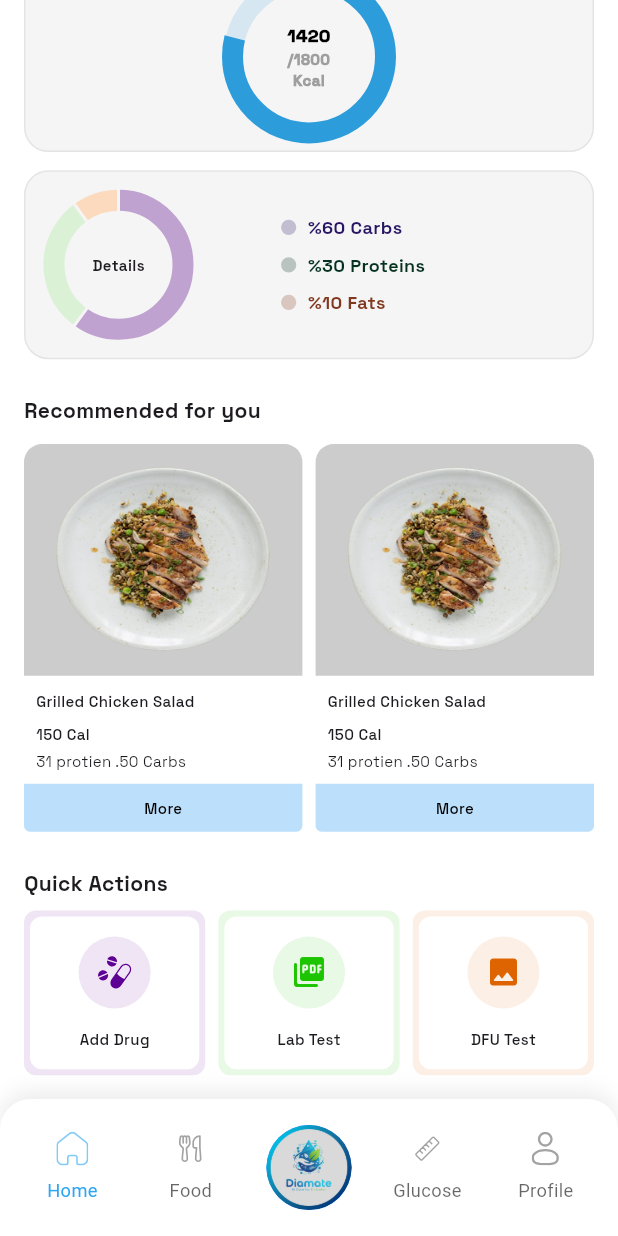
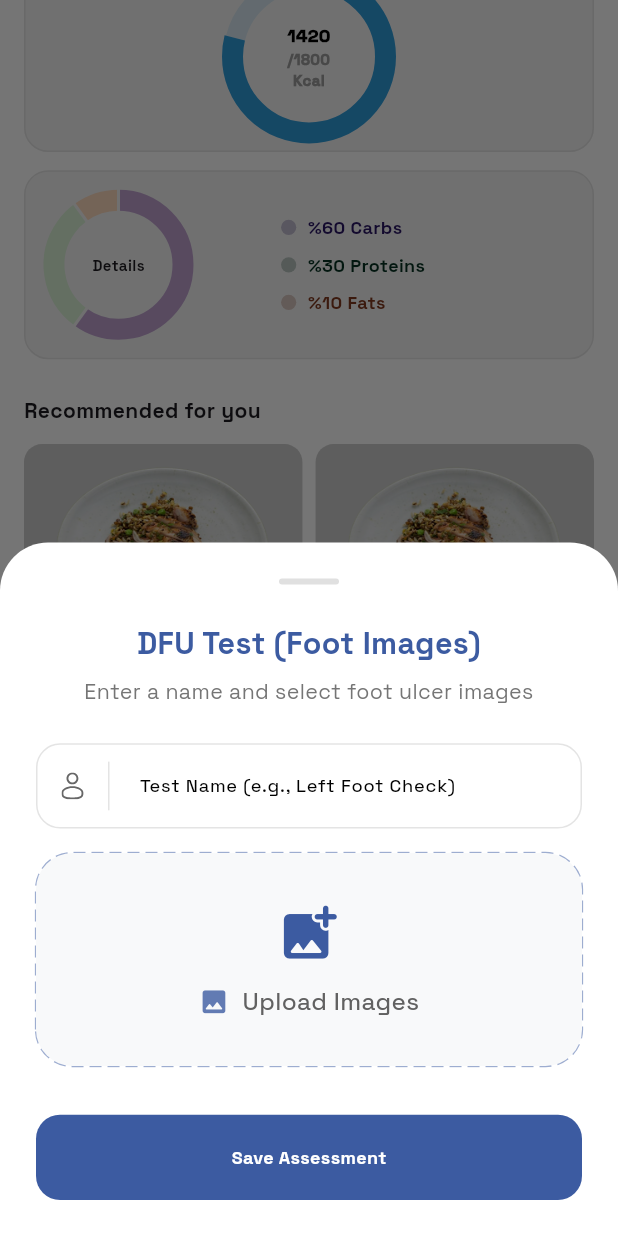
Before and after one commit to AbdelmenamAdel/Diamate, a Flutter app: the MainView screen opened directly, scrolled down 187 dp, after a tap on "DFU Test", on a phone screen of 412 x 824 dp. Run offline on Flutter 3.47's test engine with Material 3 defaults, Android fonts, the phone set to English and light mode, and no system bars; drawn by our look-alikes of fl_chart; our stand-ins replace connectivity_plus, dartz, dio, file_picker, firebase_core, firebase_messaging and 13 more; missing offline and left inert: achievement_view, audio_waveforms, syncfusion_flutter_pdfviewer; accounts and stored records are empty; project files that could hold a hidden picture were left out.

Commit message:
DFU Images add Successfully

```diff
--- /dev/null
+++ b/lib/features/dfu_test/data/models/dfu_test_model.dart
@@ -0,0 +1,21 @@
+import 'package:hive/hive.dart';
+
+part 'dfu_test_model.g.dart';
+
+@HiveType(typeId: 5)
+class DfuTestModel extends HiveObject {
+  @HiveField(0)
+  final String name;
+
+  @HiveField(1)
+  final List<String> imagePaths;
+
+  @HiveField(2)
+  final DateTime addDate;
+
+  DfuTestModel({
+    required this.name,
+    required this.imagePaths,
+    required this.addDate,
+  });
+}
--- /dev/null
+++ b/lib/features/dfu_test/presentation/managers/dfu_test_cubit.dart
@@ -0,0 +1,36 @@
+import 'package:diamate/features/dfu_test/data/models/dfu_test_model.dart';
+import 'package:diamate/features/dfu_test/data/services/dfu_test_local_service.dart';
+import 'package:flutter_bloc/flutter_bloc.dart';
+
+part 'dfu_test_state.dart';
+
+class DfuTestCubit extends Cubit<DfuTestState> {
+  final DfuTestLocalService _localService;
+
+  DfuTestCubit(this._localService) : super(DfuTestInitial());
+
+  Future<void> loadDfuTests() async {
+    emit(DfuTestLoading());
+    try {
+      final tests = await _localService.getDfuTests();
+      tests.sort((a, b) => b.addDate.compareTo(a.addDate));
+      emit(DfuTestLoaded(tests));
+    } catch (e) {
+      emit(DfuTestError(e.toString()));
+    }
+  }
+
+  Future<void> addDfuTest(String name, List<String> imagePaths) async {
+    try {
+      final newTest = DfuTestModel(
+        name: name,
+        imagePaths: imagePaths,
+        addDate: DateTime.now(),
+      );
+      await _localService.addDfuTest(newTest);
+      loadDfuTests();
+    } catch (e) {
+      emit(DfuTestError(e.toString()));
+    }
+  }
+}
--- /dev/null
+++ b/lib/features/dfu_test/presentation/managers/dfu_test_state.dart
@@ -0,0 +1,17 @@
+part of 'dfu_test_cubit.dart';
+
+abstract class DfuTestState {}
+
+class DfuTestInitial extends DfuTestState {}
+
+class DfuTestLoading extends DfuTestState {}
+
+class DfuTestLoaded extends DfuTestState {
+  final List<DfuTestModel> dfuTests;
+  DfuTestLoaded(this.dfuTests);
+}
+
+class DfuTestError extends DfuTestState {
+  final String message;
+  DfuTestError(this.message);
+}
--- /dev/null
+++ b/lib/features/dfu_test/presentation/widgets/upload_dfu_bottom_sheet.dart
@@ -0,0 +1,301 @@
+import 'dart:io';
+import 'dart:ui' as ui;
+import 'package:diamate/constant.dart';
+import 'package:diamate/core/extensions/context_extension.dart';
+import 'package:diamate/core/widgets/custom_achievement_notification.dart';
+import 'package:diamate/core/widgets/custom_button.dart';
+import 'package:diamate/core/widgets/custom_text_form_field.dart';
+import 'package:diamate/features/dfu_test/presentation/managers/dfu_test_cubit.dart';
+import 'package:diamate/core/services/permission_service.dart';
+import 'package:diamate/core/services/services_locator.dart';
+import 'package:image_picker/image_picker.dart';
+import 'package:flutter/material.dart';
+import 'package:flutter_bloc/flutter_bloc.dart';
+import 'package:flutter_screenutil/flutter_screenutil.dart';
+
+class UploadDfuBottomSheet extends StatefulWidget {
+  const UploadDfuBottomSheet({super.key});
+
+  @override
+  State<UploadDfuBottomSheet> createState() => _UploadDfuBottomSheetState();
+}
+
+class _UploadDfuBottomSheetState extends State<UploadDfuBottomSheet> {
+  final TextEditingController _nameController = TextEditingController();
+  final List<String> _imagePaths = [];
+  final ImagePicker _picker = ImagePicker();
+
+  Future<void> _pickImages() async {
+    final granted = await sl<PermissionService>().requestStoragePermission();
+
+    if (!granted) {
+      if (mounted) {
+        ScaffoldMessenger.of(context).showSnackBar(
+          const SnackBar(
+            content: Text("Storage permission is required to select images"),
+          ),
+        );
+      }
+      return;
+    }
+
+    final List<XFile> images = await _picker.pickMultiImage();
+
+    if (images.isNotEmpty) {
+      setState(() {
+        _imagePaths.addAll(images.map((e) => e.path));
+      });
+    }
+  }
+
+  @override
+  void dispose() {
+    _nameController.dispose();
+    super.dispose();
+  }
+
+  @override
+  Widget build(BuildContext context) {
+    final primaryColor = context.color.primaryColor ?? Colors.blue;
+    return Container(
+      padding: EdgeInsets.fromLTRB(
+        24,
+        24,
+        24,
+        MediaQuery.of(context).viewInsets.bottom + 24,
+      ),
+      decoration: const BoxDecoration(
+        color: Colors.white,
+        borderRadius: BorderRadius.vertical(top: Radius.circular(32)),
+      ),
+      child: Column(
+        mainAxisSize: MainAxisSize.min,
+        crossAxisAlignment: CrossAxisAlignment.stretch,
+        children: [
+          Center(
+            child: Container(
+              width: 40,
+              height: 4,
+              decoration: BoxDecoration(
+                color: Colors.grey[300],
+                borderRadius: BorderRadius.circular(2),
+              ),
+            ),
+          ),
+          SizedBox(height: 24.h),
+          Text(
+            "DFU Test (Foot Images)",
+            style: TextStyle(
+              fontSize: 20.sp,
+              fontWeight: FontWeight.bold,
+              fontFamily: K.sg,
+              color: primaryColor,
+            ),
+            textAlign: TextAlign.center,
+          ),
+          SizedBox(height: 8.h),
+          Text(
+            "Enter a name and select foot ulcer images",
+            style: TextStyle(
+              fontSize: 14.sp,
+              color: Colors.grey[600],
+              fontFamily: K.sg,
+            ),
+            textAlign: TextAlign.center,
+          ),
+          SizedBox(height: 24.h),
+          CustomTextFormField(
+            hint: "Test Name (e.g., Left Foot Check)",
+            controller: _nameController,
+          ),
+          SizedBox(height: 16.h),
+          if (_imagePaths.isNotEmpty) ...[
+            SizedBox(
+              height: 100.h,
+              child: ListView.builder(
+                scrollDirection: Axis.horizontal,
+                itemCount: _imagePaths.length + 1,
+                itemBuilder: (context, index) {
+                  if (index == _imagePaths.length) {
+                    return GestureDetector(
+                      onTap: _pickImages,
+                      child: Container(
+                        width: 100.w,
+                        margin: EdgeInsets.only(right: 8.w),
+                        decoration: BoxDecoration(
+                          color: primaryColor.withOpacity(0.05),
+                          borderRadius: BorderRadius.circular(12.r),
+                          border: Border.all(
+                            color: primaryColor.withOpacity(0.2),
+                          ),
+                        ),
+                        child: Icon(
+                          Icons.add_a_photo_rounded,
+                          color: primaryColor,
+                        ),
+                      ),
+                    );
+                  }
+                  return Stack(
+                    children: [
+                      Container(
+                        width: 100.w,
+                        margin: EdgeInsets.only(right: 8.w),
+                        decoration: BoxDecoration(
+                          borderRadius: BorderRadius.circular(12.r),
+                          image: DecorationImage(
+                            image: FileImage(File(_imagePaths[index])),
+                            fit: BoxFit.cover,
+                          ),
+                        ),
+                      ),
+                      Positioned(
+                        top: 4,
+                        right: 12,
+                        child: GestureDetector(
+                          onTap: () {
+                            setState(() {
+                              _imagePaths.removeAt(index);
+                            });
+                          },
+                          child: Container(
+                            padding: const EdgeInsets.all(2),
+                            decoration: const BoxDecoration(
+                              color: Colors.red,
+                              shape: BoxShape.circle,
+                            ),
+                            child: const Icon(
+                              Icons.close,
+                              color: Colors.white,
+                              size: 14,
+                            ),
+                          ),
+                        ),
+                      ),
+                    ],
+                  );
+                },
+              ),
+            ),
+            SizedBox(height: 16.h),
+          ],
+          GestureDetector(
+            onTap: _pickImages,
+            child: CustomPaint(
+              painter: DashedPainter(color: primaryColor),
+              child: Container(
+                height: 140.h,
+                decoration: BoxDecoration(
+                  color: const Color(0xffF8F9FA),
+                  borderRadius: BorderRadius.circular(24.r),
+                ),
+                child: Column(
+                  mainAxisAlignment: MainAxisAlignment.center,
+                  children: [
+                    Icon(
+                      Icons.add_photo_alternate_rounded,
+                      color: primaryColor,
+                      size: 44.sp,
+                    ),
+                    SizedBox(height: 12.h),
+                    Row(
+                      mainAxisAlignment: MainAxisAlignment.center,
+                      mainAxisSize: MainAxisSize.min,
+                      children: [
+                        Icon(
+                          Icons.image_rounded,
+                          color: primaryColor.withOpacity(0.8),
+                          size: 20.sp,
+                        ),
+                        SizedBox(width: 8.w),
+                        Text(
+                          _imagePaths.isEmpty
+                              ? "Upload Images"
+                              : "${_imagePaths.length} Images Selected",
+                          style: TextStyle(
+                            fontFamily: K.sg,
+                            fontSize: 16.sp,
+                            color: _imagePaths.isNotEmpty
+                                ? Colors.black
+                                : Colors.grey[700],
+                            fontWeight: _imagePaths.isNotEmpty
+                                ? FontWeight.w700
+                                : FontWeight.w500,
+                          ),
+                          textAlign: TextAlign.center,
+                        ),
+                      ],
+                    ),
+                  ],
+                ),
+              ),
+            ),
+          ),
+          SizedBox(height: 32.h),
+          CustomButton(
+            onTap: () async {
+              if (_nameController.text.isNotEmpty && _imagePaths.isNotEmpty) {
+                await context.read<DfuTestCubit>().addDfuTest(
+                  _nameController.text,
+                  _imagePaths,
+                );
+
+                if (mounted) {
+                  Navigator.pop(context);
+                  showAchievementView(
+                    context: context,
+                    title: "DFU Images Uploaded Successfully",
+                    color: primaryColor,
+                  );
+                }
+              } else {
+                ScaffoldMessenger.of(context).showSnackBar(
+                  const SnackBar(
+                    content: Text("Please enter a name and select images"),
+                  ),
+                );
+              }
+            },
+            text: "Save Assessment",
+          ),
+        ],
+      ),
+    );
+  }
+}
+
+class DashedPainter extends CustomPainter {
+  final Color color;
+  DashedPainter({required this.color});
+
+  @override
+  void paint(Canvas canvas, Size size) {
+    double dashWidth = 8, dashSpace = 4, startX = 0;
+    final paint = Paint()
+      ..color = color.withOpacity(0.5)
+      ..strokeWidth = 1.5
+      ..style = PaintingStyle.stroke;
+
+    final path = Path()
+      ..addRRect(
+        RRect.fromRectAndRadius(
+          Rect.fromLTWH(0, 0, size.width, size.height),
+          Radius.circular(24.r),
+        ),
+      );
+
+    for (ui.PathMetric pathMetric in path.computeMetrics()) {
+      startX = 0;
+      while (startX < pathMetric.length) {
+        canvas.drawPath(
+          pathMetric.extractPath(startX, startX + dashWidth),
+          paint,
+        );
+        startX += dashWidth + dashSpace;
+      }
+    }
+  }
+
+  @override
+  bool shouldRepaint(CustomPainter oldDelegate) => false;
+}
--- a/lib/features/main/presentation/views/widgets/quick_action_section.dart
+++ b/lib/features/main/presentation/views/widgets/quick_action_section.dart
@@ -7,6 +7,9 @@ import 'package:flutter_bloc/flutter_bloc.dart';
 import 'package:flutter_screenutil/flutter_screenutil.dart';
 
 import 'quick_action.dart';
+
+import 'package:diamate/features/dfu_test/presentation/managers/dfu_test_cubit.dart';
+import 'package:diamate/features/dfu_test/presentation/widgets/upload_dfu_bottom_sheet.dart';
 
 class QuickActionSection extends StatelessWidget {
   const QuickActionSection({super.key});
@@ -41,7 +44,17 @@ class QuickActionSection extends StatelessWidget {
         QuickActionWidget(
           color: Color(0xffDD6400),
           text: "DFU Test",
-          onTap: () {},
+          onTap: () {
+            showModalBottomSheet(
+              context: context,
+              isScrollControlled: true,
+              backgroundColor: Colors.transparent,
+              builder: (context) => BlocProvider<DfuTestCubit>(
+                create: (context) => sl<DfuTestCubit>(),
+                child: const UploadDfuBottomSheet(),
+              ),
+            );
+          },
           icon: Icons.image_rounded,
         ),
       ],
--- a/lib/features/profile/presentation/views/profile_view.dart
+++ b/lib/features/profile/presentation/views/profile_view.dart
@@ -11,6 +11,8 @@ import 'package:diamate/core/widgets/custom_image_picker.dart';
 import 'package:diamate/core/services/services_locator.dart';
 import 'package:diamate/features/lab_tests/presentation/managers/lab_test_cubit.dart';
 import 'package:diamate/features/lab_tests/presentation/views/lab_tests_list_view.dart';
+import 'package:diamate/features/dfu_test/presentation/managers/dfu_test_cubit.dart';
+import 'package:diamate/features/dfu_test/presentation/views/dfu_tests_list_view.dart';
 import 'package:flutter/material.dart';
 import 'package:flutter_bloc/flutter_bloc.dart';
 import 'package:image_picker/image_picker.dart';
@@ -139,6 +141,25 @@ class _ProfileViewState extends State<ProfileView> {
 
             const SizedBox(height: 12),
 
+            /// DFU Test Button
+            _ProfileTile(
+              title: "نتائج فحص القدم (DFU)",
+              icon: Icons.personal_injury_outlined,
+              onTap: () {
+                Navigator.push(
+                  context,
+                  MaterialPageRoute(
+                    builder: (context) => BlocProvider<DfuTestCubit>(
+                      create: (context) => sl<DfuTestCubit>(),
+                      child: const DfuTestsListView(),
+                    ),
+                  ),
+                );
+              },
+            ),
+
+            const SizedBox(height: 12),
+
             /// Lab Tests Button
             _ProfileTile(
               title: "نتائج التحاليل",
```
Also changed, not shown: lib/core/services/services_locator.dart (+12 -0 lines), lib/features/dfu_test/data/services/dfu_test_local_service.dart (added, +32 -0 lines), lib/features/dfu_test/presentation/views/dfu_tests_list_view.dart (added, +191 -0 lines), lib/features/notifications/presentation/views/notification_view.dart (+8 -1 lines), lib/features/dfu_test/data/models/dfu_test_model.g.dart (added).
